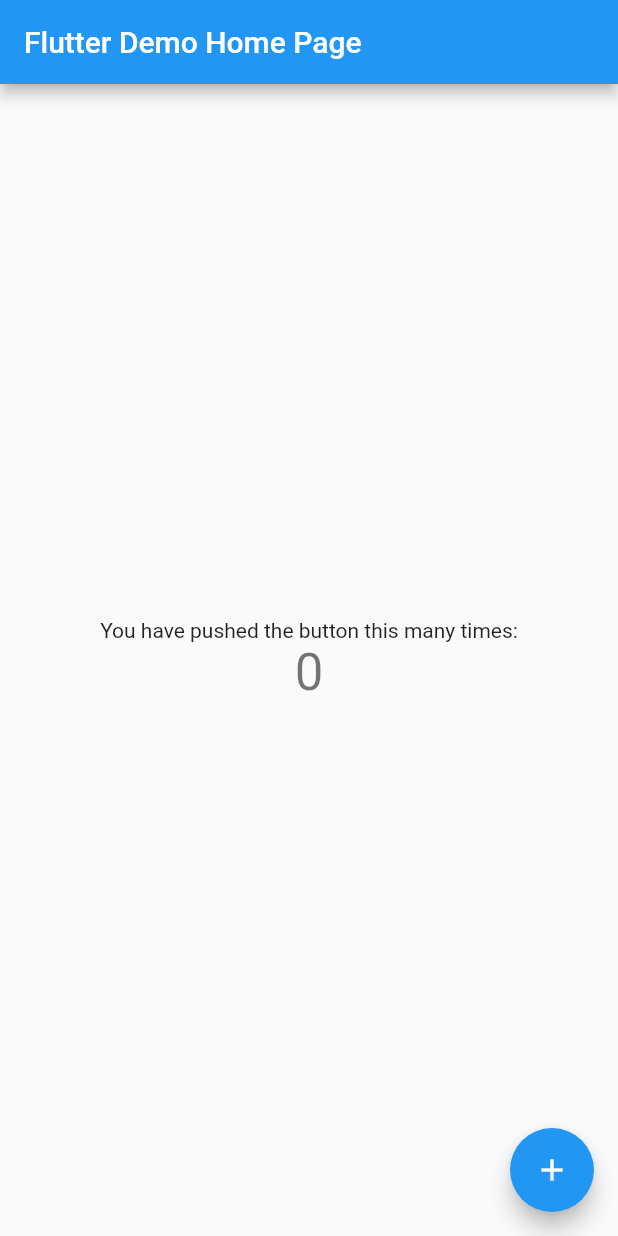
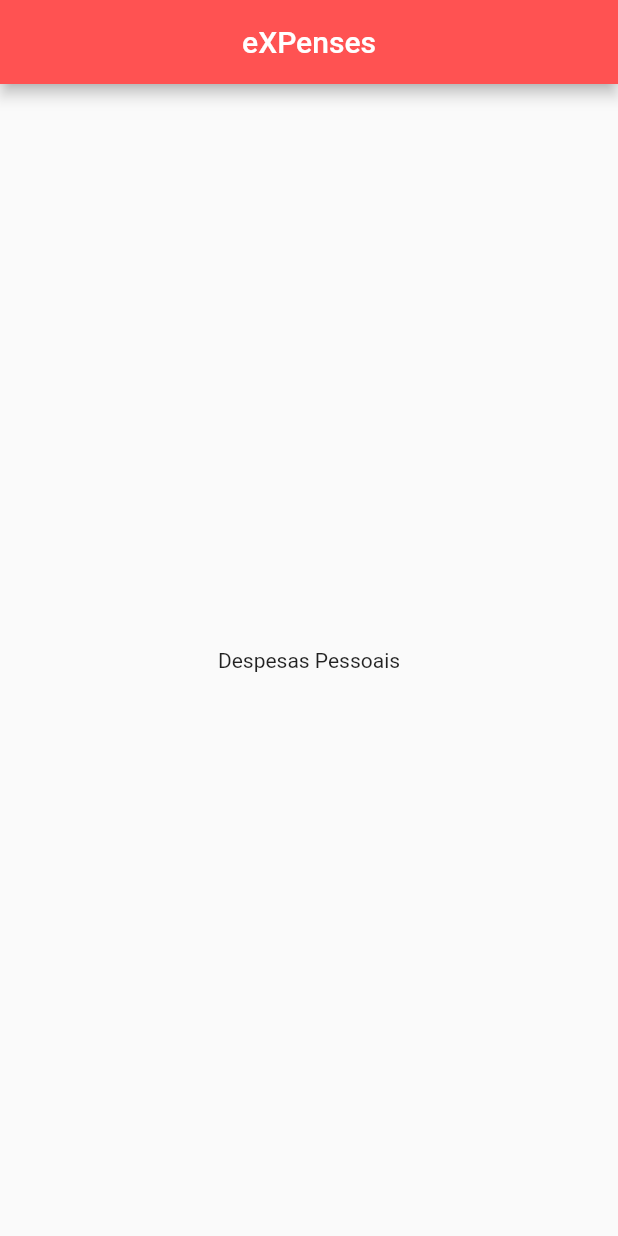
Before and after one commit to BSTK/app_expenses, a Flutter app: the screen it shows after launch, on a phone screen of 412 x 824 dp. Run offline on Flutter 3.47's test engine with Material 2 defaults, Android fonts, the phone set to English and light mode, and no system bars.

Commit message:
main - Organizando tela inicial

```diff
--- /dev/null
+++ b/lib/home/homepage.dart
@@ -0,0 +1,44 @@
+import 'package:flutter/material.dart';
+import 'package:flutter/services.dart';
+
+class HomePage extends StatefulWidget {
+  HomePage({Key key}) : super(key: key);
+
+  @override
+  _HomePageState createState() => _HomePageState();
+}
+
+class _HomePageState extends State<HomePage> {
+
+  @override
+  void initState() {
+    SystemChrome.setEnabledSystemUIOverlays([]);
+    super.initState();
+  }
+
+  @override
+  Widget build(BuildContext context) {
+    return Scaffold(
+      appBar: AppBar(
+        centerTitle: true,
+        backgroundColor: Colors.redAccent,
+        title: Text('eXPenses'),
+      ),
+      body: Center(
+        child: Column(
+          mainAxisAlignment: MainAxisAlignment.center,
+          children: <Widget>[
+            Text('Despesas Pessoais')
+          ],
+        ),
+      )
+    );
+  }
+
+  @override
+  void dispose() {
+    SystemChrome.setEnabledSystemUIOverlays(SystemUiOverlay.values);
+    super.dispose();
+  }
+
+}
--- a/lib/main.dart
+++ b/lib/main.dart
@@ -1,64 +1,23 @@
 import 'package:flutter/material.dart';
 
+import 'home/homepage.dart';
+
 void main() {
-  runApp(MyApp());
+  runApp(App());
 }
 
-class MyApp extends StatelessWidget {
+class App extends StatelessWidget {
   @override
   Widget build(BuildContext context) {
     return MaterialApp(
-      title: 'Flutter Demo',
+      title: 'eXPenses',
+      debugShowCheckedModeBanner: false,
+      color: Colors.redAccent,
       theme: ThemeData(
-        primarySwatch: Colors.blue,
+        primarySwatch: Colors.red,
         visualDensity: VisualDensity.adaptivePlatformDensity,
       ),
-      home: MyHomePage(title: 'Flutter Demo Home Page'),
+      home: HomePage(),
     );
   }
 }
-
-class MyHomePage extends StatefulWidget {
-  MyHomePage({Key key, this.title}) : super(key: key);
-
-  final String title;
-
-  @override
-  _MyHomePageState createState() => _MyHomePageState();
-}
-
-class _MyHomePageState extends State<MyHomePage> {
-  int _counter = 0;
-
-  void _incrementCounter() {
-    setState(() {
-      _counter++;
-    });
-  }
-
-  @override
-  Widget build(BuildContext context) {
-    return Scaffold(
-      appBar: AppBar(
-        title: Text(widget.title),
-      ),
-      body: Center(
-        child: Column(
-          mainAxisAlignment: MainAxisAlignment.center,
-          children: <Widget>[
-            Text('You have pushed the button this many times:'),
-            Text(
-              '$_counter',
-              style: Theme.of(context).textTheme.headline4,
-            ),
-          ],
-        ),
-      ),
-      floatingActionButton: FloatingActionButton(
-        onPressed: _incrementCounter,
-        tooltip: 'Increment',
-        child: Icon(Icons.add),
-      ),
-    );
-  }
-}
```
Also changed, not shown: 1 other file.
